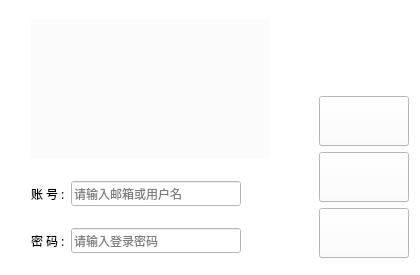
QmGohinn/DaDoeiamiSys, file src/_APL/userlogin/userloginform.ui: the form before one commit.
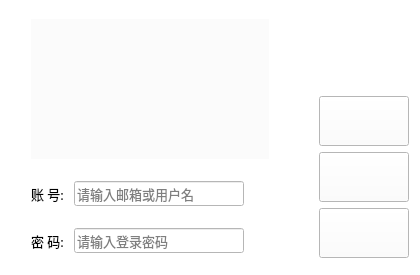
The form after the commit. Icons and pictures are not drawn.

The edit to the form file:
```diff
--- a/src/_APL/userlogin/userloginform.ui
+++ b/src/_APL/userlogin/userloginform.ui
@@ -63,7 +63,8 @@
        </property>
        <property name="font">
         <font>
-         <family>JetBrains Mono</family>
+         <family>Fixedsys</family>
+         <pointsize>10</pointsize>
         </font>
        </property>
        <property name="echoMode">
@@ -113,6 +114,7 @@
        <property name="font">
         <font>
          <family>JetBrains Mono</family>
+         <pointsize>10</pointsize>
          <weight>50</weight>
          <bold>false</bold>
         </font>
@@ -121,7 +123,7 @@
         <cursorShape>PointingHandCursor</cursorShape>
        </property>
        <property name="text">
-        <string>密 码 :</string>
+        <string>密 码: </string>
        </property>
       </widget>
      </item>
@@ -130,6 +132,7 @@
        <property name="font">
         <font>
          <family>JetBrains Mono</family>
+         <pointsize>10</pointsize>
          <weight>50</weight>
          <bold>false</bold>
         </font>
@@ -138,7 +141,7 @@
         <cursorShape>PointingHandCursor</cursorShape>
        </property>
        <property name="text">
-        <string>账 号 :</string>
+        <string>账 号: </string>
        </property>
       </widget>
      </item>
@@ -158,7 +161,8 @@
        </property>
        <property name="font">
         <font>
-         <family>JetBrains Mono</family>
+         <family>Fixedsys</family>
+         <pointsize>10</pointsize>
         </font>
        </property>
        <property name="placeholderText">
```
Left out of the diff: 2 changed lines with no effect on the pictures.
